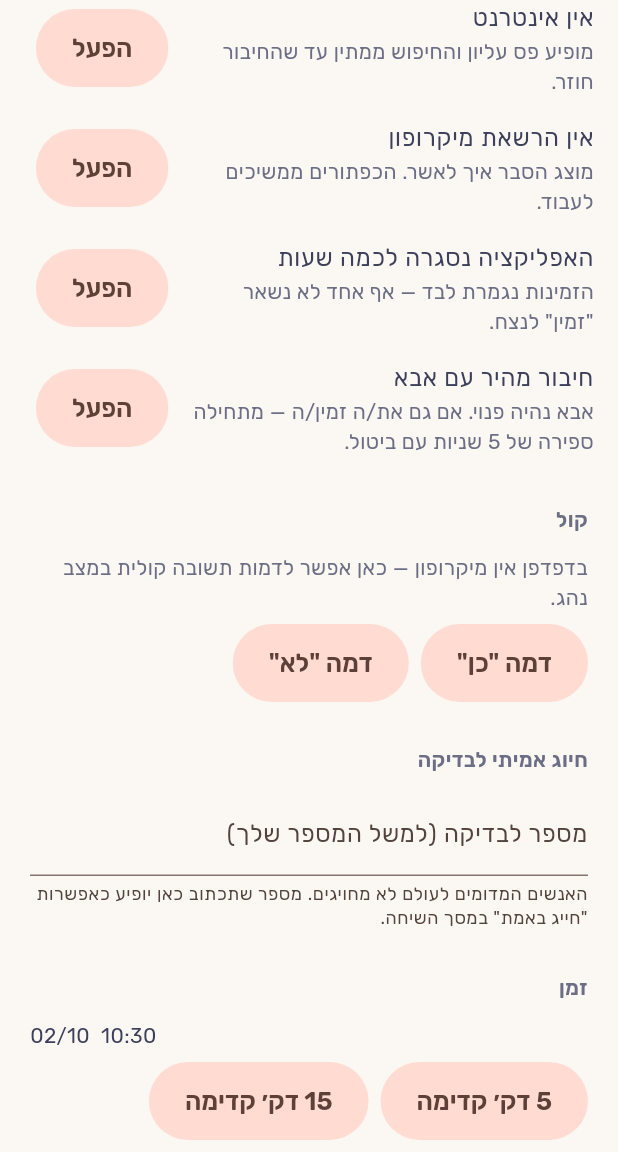
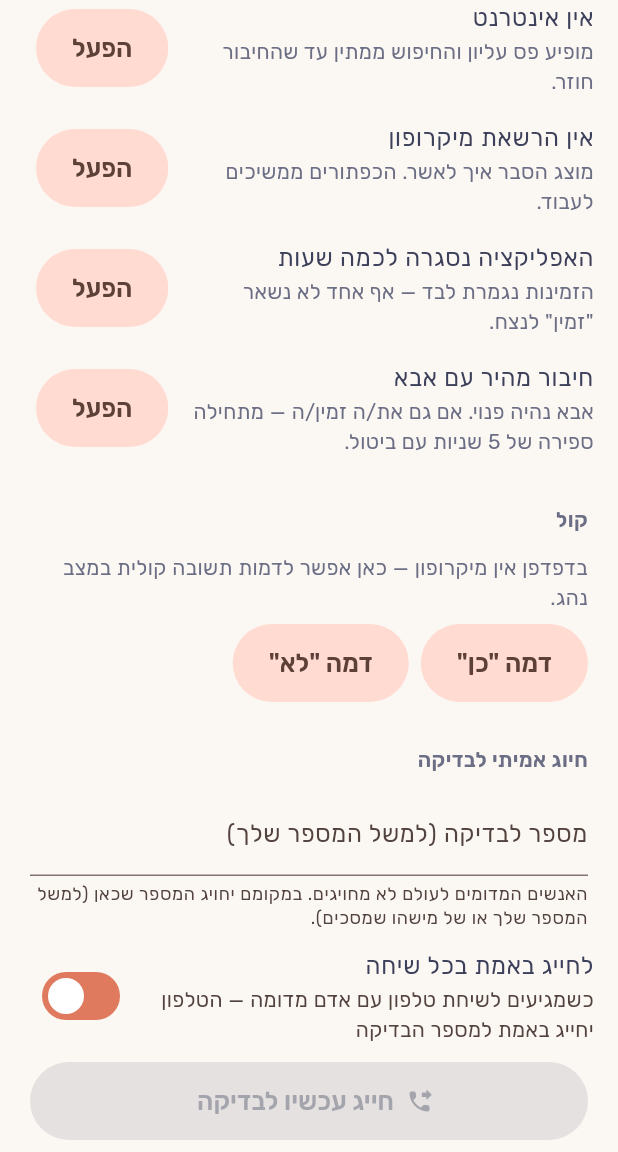
Before and after one commit to fenetnet/Drivetalk, a Flutter app: the DebugScreen screen opened directly, scrolled down 1152 dp, on a phone screen of 412 x 824 dp, the part 84-1236 px from its top. Run offline on Flutter 3.47's test engine with Material 3 defaults, Android fonts, the phone set to English and light mode, and no system bars; our stand-ins replace flutter_riverpod, flutter_tts, image_picker, shared_preferences, speech_to_text; accounts and stored records are empty.

Commit message:
Prototype: really dial the test number on every phone call
Adds a 'dial now' button and an on-by-default switch in the developer
screen so the real dialing flow can be felt with the fake people.

Co-Authored-By: Claude Opus 5.5 <noreply@anthropic.com>
Claude-Session: https://claude.ai/code/session_019HnZgoGDmsrboiZZSe31zJ

```diff
--- a/lib/debug/debug_screen.dart
+++ b/lib/debug/debug_screen.dart
@@ -13,6 +13,7 @@ import '../features/common/widgets.dart';
 import '../platform/vehicle_signal_source.dart';
 import '../services/fake/fake_services.dart';
 import '../services/fake/fake_world.dart';
+import '../platform/phone_dialer.dart';
 import '../platform/voice_service.dart';
 import 'matching_inspector.dart';
 import 'scenarios.dart';
@@ -288,8 +289,13 @@ class _TestDialFieldState extends ConsumerState<_TestDialField> {
   @override
   Widget build(BuildContext context) {
     final l = context.l10n;
+    ref.watch(dataVersionProvider);
     final profile = ref.read(profileServiceProvider);
-    return _Pad(
+    final hasNumber = (profile.prefs.testDialNumber ?? '').isNotEmpty;
+    return Column(
+      crossAxisAlignment: CrossAxisAlignment.stretch,
+      children: [
+        _Pad(
           TextField(
             controller: _c,
             keyboardType: TextInputType.phone,
@@ -305,6 +311,34 @@ class _TestDialFieldState extends ConsumerState<_TestDialField> {
                   : profile.prefs.copyWith(testDialNumber: v.trim()),
             ),
           ),
+        ),
+        SwitchListTile(
+          title: Text(l.debugDialOnEveryCall),
+          subtitle: Text(l.debugDialOnEveryCallBody),
+          value: profile.prefs.dialTestNumberOnEveryCall,
+          onChanged: (v) => profile.updatePrefs(
+            profile.prefs.copyWith(dialTestNumberOnEveryCall: v),
+          ),
+        ),
+        _Pad(
+          FilledButton.icon(
+            icon: const Icon(Icons.phone_forwarded_rounded),
+            label: Text(l.debugDialNow),
+            onPressed: !hasNumber
+                ? null
+                : () async {
+                    final r = await ref
+                        .read(phoneDialerProvider)
+                        .call(profile.prefs.testDialNumber!);
+                    if (r == DialResult.unsupported || r == DialResult.failed) {
+                      messengerKey.currentState?.showSnackBar(
+                        SnackBar(content: Text(l.callDialUnsupported)),
+                      );
+                    }
+                  },
+          ),
+        ),
+      ],
     );
   }
 }
--- a/lib/l10n/app_he.arb
+++ b/lib/l10n/app_he.arb
@@ -598,7 +598,7 @@
   "callInApp": "שיחה באפליקציה · המספרים נשארים פרטיים",
   "callWeakSignal": "קליטה חלשה",
   "callWindowEndedKeepTalking": "זמן הזמינות הסתיים — השיחה ממשיכה כרגיל",
-  "callPhoneSimulated": "באפליקציה האמיתית, הטלפון היה מחייג עכשיו ל{name} בשיחה רגילה. כאן זו הדמיה.",
+  "callPhoneSimulated": "באפליקציה האמיתית הטלפון מחייג עכשיו ל{name}. כאן — אם הוגדר מספר בדיקה, הוא מחויג במקומו.",
   "@callPhoneSimulated": {
     "placeholders": {
       "name": {
@@ -784,7 +784,7 @@
   "debugVoiceNo": "דמה \"לא\"",
   "debugTestDial": "חיוג אמיתי לבדיקה",
   "debugTestDialLabel": "מספר לבדיקה (למשל המספר שלך)",
-  "debugTestDialHelp": "האנשים המדומים לעולם לא מחויגים. מספר שתכתוב כאן יופיע כאפשרות \"חייג באמת\" במסך השיחה.",
+  "debugTestDialHelp": "האנשים המדומים לעולם לא מחויגים. במקומם יחויג המספר שכאן (למשל המספר שלך או של מישהו שמסכים).",
   "debugAnswerNone": "לא עונה",
   "scRun": "הפעל",
   "scNoAnswerTitle": "הצד השני לא עונה",
@@ -818,5 +818,8 @@
   "scAppClosedBody": "הזמינות נגמרת לבד — אף אחד לא נשאר \"זמין\" לנצח.",
   "scQuickConnectTitle": "חיבור מהיר עם אבא",
   "scQuickConnectBody": "אבא נהיה פנוי. אם גם את/ה זמין/ה — מתחילה ספירה של 5 שניות עם ביטול.",
-  "scQuickConnectHint": "קודם להפוך לזמין/ה, ואז להפעיל שוב."
+  "scQuickConnectHint": "קודם להפוך לזמין/ה, ואז להפעיל שוב.",
+  "debugDialOnEveryCall": "לחייג באמת בכל שיחה",
+  "debugDialOnEveryCallBody": "כשמגיעים לשיחת טלפון עם אדם מדומה — הטלפון יחייג באמת למספר הבדיקה",
+  "debugDialNow": "חייג עכשיו לבדיקה"
 }
--- a/lib/l10n/app_localizations.dart
+++ b/lib/l10n/app_localizations.dart
@@ -1747,7 +1747,7 @@ abstract class AppLocalizations {
   /// No description provided for @callPhoneSimulated.
   ///
   /// In he, this message translates to:
-  /// **'באפליקציה האמיתית, הטלפון היה מחייג עכשיו ל{name} בשיחה רגילה. כאן זו הדמיה.'**
+  /// **'באפליקציה האמיתית הטלפון מחייג עכשיו ל{name}. כאן — אם הוגדר מספר בדיקה, הוא מחויג במקומו.'**
   String callPhoneSimulated(String name);
 
   /// No description provided for @callDialTestNumber.
@@ -2131,7 +2131,7 @@ abstract class AppLocalizations {
   /// No description provided for @debugTestDialHelp.
   ///
   /// In he, this message translates to:
-  /// **'האנשים המדומים לעולם לא מחויגים. מספר שתכתוב כאן יופיע כאפשרות \"חייג באמת\" במסך השיחה.'**
+  /// **'האנשים המדומים לעולם לא מחויגים. במקומם יחויג המספר שכאן (למשל המספר שלך או של מישהו שמסכים).'**
   String get debugTestDialHelp;
 
   /// No description provided for @debugAnswerNone.
@@ -2337,6 +2337,24 @@ abstract class AppLocalizations {
   /// In he, this message translates to:
   /// **'קודם להפוך לזמין/ה, ואז להפעיל שוב.'**
   String get scQuickConnectHint;
+
+  /// No description provided for @debugDialOnEveryCall.
+  ///
+  /// In he, this message translates to:
+  /// **'לחייג באמת בכל שיחה'**
+  String get debugDialOnEveryCall;
+
+  /// No description provided for @debugDialOnEveryCallBody.
+  ///
+  /// In he, this message translates to:
+  /// **'כשמגיעים לשיחת טלפון עם אדם מדומה — הטלפון יחייג באמת למספר הבדיקה'**
+  String get debugDialOnEveryCallBody;
+
+  /// No description provided for @debugDialNow.
+  ///
+  /// In he, this message translates to:
+  /// **'חייג עכשיו לבדיקה'**
+  String get debugDialNow;
 }
 
 class _AppLocalizationsDelegate
--- a/lib/l10n/app_localizations_he.dart
+++ b/lib/l10n/app_localizations_he.dart
@@ -1044,7 +1044,7 @@ class AppLocalizationsHe extends AppLocalizations {
 
   @override
   String callPhoneSimulated(String name) {
-    return 'באפליקציה האמיתית, הטלפון היה מחייג עכשיו ל$name בשיחה רגילה. כאן זו הדמיה.';
+    return 'באפליקציה האמיתית הטלפון מחייג עכשיו ל$name. כאן — אם הוגדר מספר בדיקה, הוא מחויג במקומו.';
   }
 
   @override
@@ -1314,7 +1314,7 @@ class AppLocalizationsHe extends AppLocalizations {
 
   @override
   String get debugTestDialHelp =>
-      'האנשים המדומים לעולם לא מחויגים. מספר שתכתוב כאן יופיע כאפשרות \"חייג באמת\" במסך השיחה.';
+      'האנשים המדומים לעולם לא מחויגים. במקומם יחויג המספר שכאן (למשל המספר שלך או של מישהו שמסכים).';
 
   @override
   String get debugAnswerNone => 'לא עונה';
@@ -1427,4 +1427,14 @@ class AppLocalizationsHe extends AppLocalizations {
 
   @override
   String get scQuickConnectHint => 'קודם להפוך לזמין/ה, ואז להפעיל שוב.';
+
+  @override
+  String get debugDialOnEveryCall => 'לחייג באמת בכל שיחה';
+
+  @override
+  String get debugDialOnEveryCallBody =>
+      'כשמגיעים לשיחת טלפון עם אדם מדומה — הטלפון יחייג באמת למספר הבדיקה';
+
+  @override
+  String get debugDialNow => 'חייג עכשיו לבדיקה';
 }
```
Also changed, not shown: lib/app/session_controller.dart (+9 -2 lines), lib/domain/models.dart (+11 -0 lines). Lines whose indentation alone changed are shown as unchanged.
